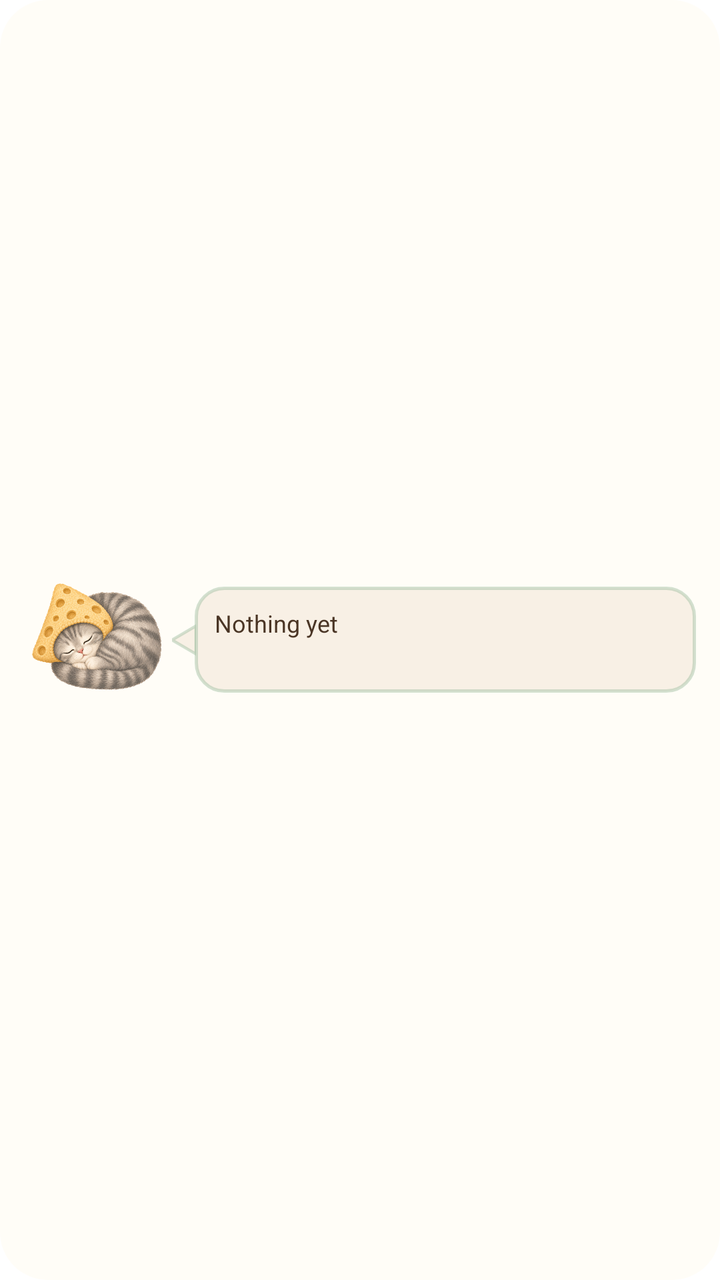
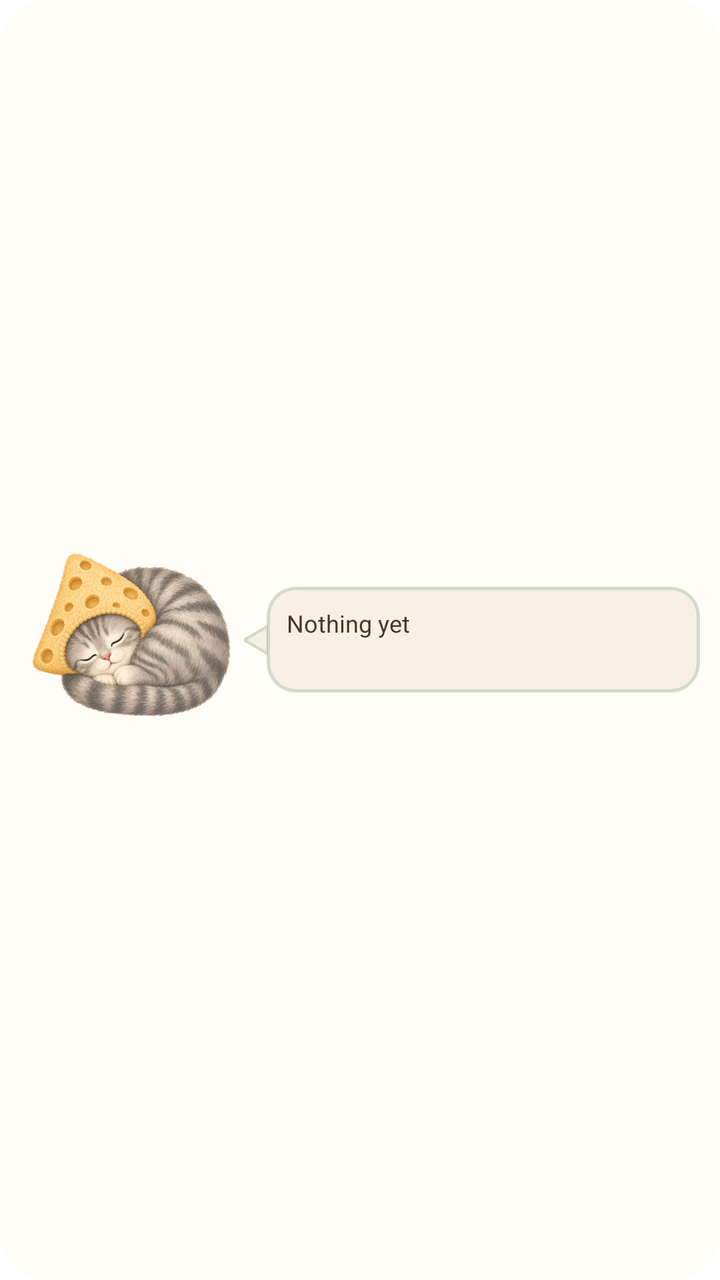

Screens rendered from an Android XML layout before and after an edit, with the pre-edit source and the edit as a unified diff.
<!-- AndroidManifest.xml: fallback theme Theme.MaterialComponents.DayNight.NoActionBar -->
<!-- res/layout/tidal_widget.xml -->
<?xml version="1.0" encoding="utf-8"?>
<LinearLayout xmlns:android="http://schemas.android.com/apk/res/android"
    android:id="@+id/root"
    android:layout_width="match_parent"
    android:layout_height="match_parent"
    android:orientation="horizontal"
    android:gravity="center_vertical"
    android:background="@drawable/tidal_widget_bg"
    android:padding="12dp">

    <ImageView
        android:id="@+id/cat"
        android:layout_width="72dp"
        android:layout_height="72dp"
        android:adjustViewBounds="true"
        android:scaleType="fitCenter"
        android:contentDescription="@string/tidal_widget_description"
        android:src="@drawable/tabby_asleep" />

    <ImageView
        android:layout_width="12dp"
        android:layout_height="16dp"
        android:layout_marginStart="2dp"
        android:importantForAccessibility="no"
        android:src="@drawable/bubble_tail" />

    <LinearLayout
        android:layout_width="0dp"
        android:layout_height="wrap_content"
        android:layout_weight="1"
        android:layout_marginStart="-1dp"
        android:orientation="vertical"
        android:background="@drawable/bubble"
        android:padding="10dp">

        <TextView
            android:id="@+id/body"
            android:layout_width="match_parent"
            android:layout_height="wrap_content"
            android:maxLines="4"
            android:ellipsize="end"
            android:textColor="#4A3525"
            android:textSize="12sp"
            android:text="Nothing yet" />

        <TextView
            android:id="@+id/title"
            android:layout_width="match_parent"
            android:layout_height="wrap_content"
            android:layout_marginTop="3dp"
            android:maxLines="1"
            android:ellipsize="end"
            android:textColor="#998475"
            android:textSize="10sp"
            android:text="" />
    </LinearLayout>
</LinearLayout>
<!-- resources referenced by this layout -->
<resources>
  <!-- drawable bubble (drawable) -->
  <?xml version="1.0" encoding="utf-8"?>
  <shape xmlns:android="http://schemas.android.com/apk/res/android"
      android:shape="rectangle">
      <solid android:color="#F8F0E5" />
      <stroke android:width="1.5dp" android:color="#80A8C3A8" />
      <corners android:radius="14dp" />
  </shape>
  <!-- drawable bubble_tail (drawable) -->
  <?xml version="1.0" encoding="utf-8"?>
  <vector xmlns:android="http://schemas.android.com/apk/res/android"
      android:width="12dp" android:height="16dp"
      android:viewportWidth="12" android:viewportHeight="16">
      <path
          android:pathData="M12,1 L0,8 L12,15 Z"
          android:fillColor="#F8F0E5"
          android:strokeWidth="1.5"
          android:strokeColor="#80A8C3A8" />
  </vector>
  <!-- drawable tabby_asleep: png bitmap (drawable-nodpi, 282975 bytes) -->
  <!-- drawable tidal_widget_bg (drawable) -->
  <?xml version="1.0" encoding="utf-8"?>
  <shape xmlns:android="http://schemas.android.com/apk/res/android"
      android:shape="rectangle">
      <solid android:color="#FFFDF7" />
      <corners android:radius="24dp" />
  </shape>
  <string name="tidal_widget_description">Their cat sleeps here until a letter arrives.</string>
</resources>

<!-- the commit's change to res/layout/tidal_widget.xml (unified diff, before → after) -->
@@ -6,12 +6,14 @@
     android:orientation="horizontal"
     android:gravity="center_vertical"
     android:background="@drawable/tidal_widget_bg"
-    android:padding="12dp">
+    android:padding="10dp">
 
+    
     <ImageView
         android:id="@+id/cat"
-        android:layout_width="72dp"
-        android:layout_height="72dp"
+        android:layout_width="wrap_content"
+        android:layout_height="match_parent"
+        android:maxWidth="110dp"
         android:adjustViewBounds="true"
         android:scaleType="fitCenter"
         android:contentDescription="@string/tidal_widget_description"
